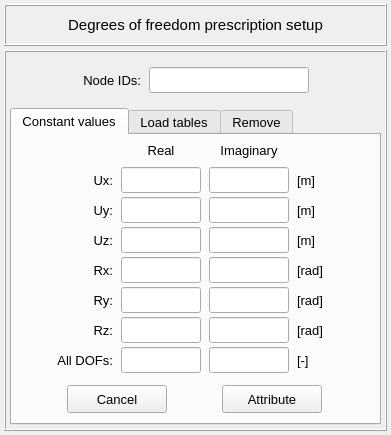
open-pulse/OpenPulse, file pulse/interface/data/ui_files/model/setup/structural/prescribed_dofs_input.ui: the form before one commit.
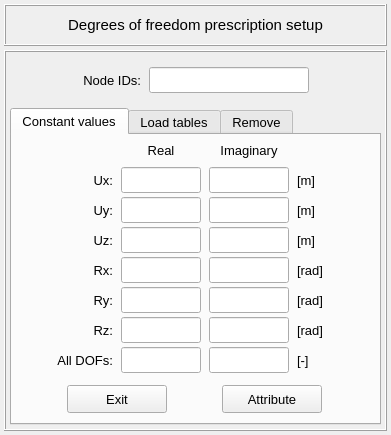
The form after the commit. Icons and pictures are not drawn.

Commit message: Replace the button text "Cancel" by "Exit"

What changed in the file:
```diff
--- a/pulse/interface/data/ui_files/model/setup/structural/prescribed_dofs_input.ui
+++ b/pulse/interface/data/ui_files/model/setup/structural/prescribed_dofs_input.ui
@@ -1141,7 +1141,7 @@
                 <string notr="true"/>
                </property>
                <property name="text">
-                <string>Cancel</string>
+                <string>Exit</string>
                </property>
                <property name="autoDefault">
                 <bool>false</bool>
```
Left out of the diff: 10 changed lines with no effect on the pictures. The commit also changes 75 other files.
